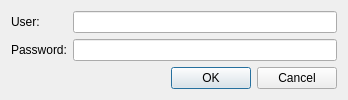
The window that login.ui (alexandrepossebom/qacdp) describes before a commit, drawn with Qt 5.
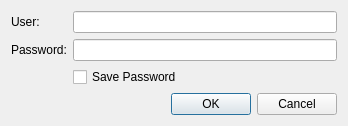
The same window after the commit.

Commit message: - Now can save password

```diff
--- a/login.ui
+++ b/login.ui
@@ -7,7 +7,7 @@
     <x>0</x>
     <y>0</y>
     <width>348</width>
-    <height>97</height>
+    <height>124</height>
    </rect>
   </property>
   <property name="windowTitle">
@@ -40,6 +40,13 @@
        </property>
       </widget>
      </item>
+     <item row="2" column="1">
+      <widget class="QCheckBox" name="checkBoxSavePass">
+       <property name="text">
+        <string>Save Password</string>
+       </property>
+      </widget>
+     </item>
     </layout>
    </item>
    <item>
```
The commit also changes 3 other files.
